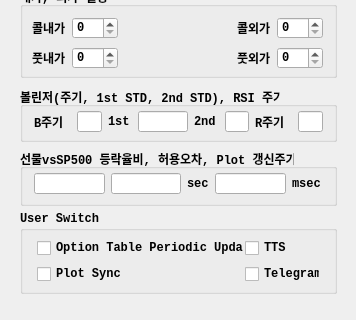
Qt form UI/realtimeitem.ui (skygoldfish/SkyBot) before a commit; both pictures show x 0 to 356 and y 571 to 891 of the 356 by 891 pixel window.
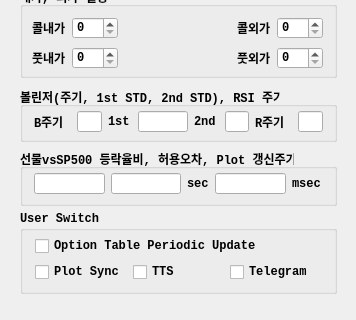
The same form after that commit.

Commit message: 소스정리

Patch:
```diff
--- a/UI/realtimeitem.ui
+++ b/UI/realtimeitem.ui
@@ -758,14 +758,30 @@
    <widget class="QWidget" name="">
     <property name="geometry">
      <rect>
-      <x>225</x>
-      <y>27</y>
-      <width>75</width>
-      <height>46</height>
+      <x>15</x>
+      <y>25</y>
+      <width>287</width>
+      <height>48</height>
      </rect>
     </property>
     <layout class="QVBoxLayout" name="verticalLayout_3">
      <item>
+      <widget class="QCheckBox" name="checkBox_periodic_plot">
+       <property name="text">
+        <string>Option Table Periodic Update</string>
+       </property>
+      </widget>
+     </item>
+     <item>
+      <layout class="QHBoxLayout" name="horizontalLayout_10">
+       <item>
+        <widget class="QCheckBox" name="checkBox_plot_sync">
+         <property name="text">
+          <string>Plot Sync</string>
+         </property>
+        </widget>
+       </item>
+       <item>
       <widget class="QCheckBox" name="checkBox_tts">
        <property name="text">
         <string>TTS</string>
@@ -780,30 +796,6 @@
       </widget>
      </item>
     </layout>
-   </widget>
-   <widget class="QWidget" name="">
-    <property name="geometry">
-     <rect>
-      <x>17</x>
-      <y>27</y>
-      <width>207</width>
-      <height>46</height>
-     </rect>
-    </property>
-    <layout class="QVBoxLayout" name="verticalLayout_4">
-     <item>
-      <widget class="QCheckBox" name="checkBox_periodic_plot">
-       <property name="text">
-        <string>Option Table Periodic Update</string>
-       </property>
-      </widget>
-     </item>
-     <item>
-      <widget class="QCheckBox" name="checkBox_plot_sync">
-       <property name="text">
-        <string>Plot Sync</string>
-       </property>
-      </widget>
      </item>
     </layout>
    </widget>
```
Lines whose indentation alone changed are shown as unchanged. The commit also changes 1 other file.
